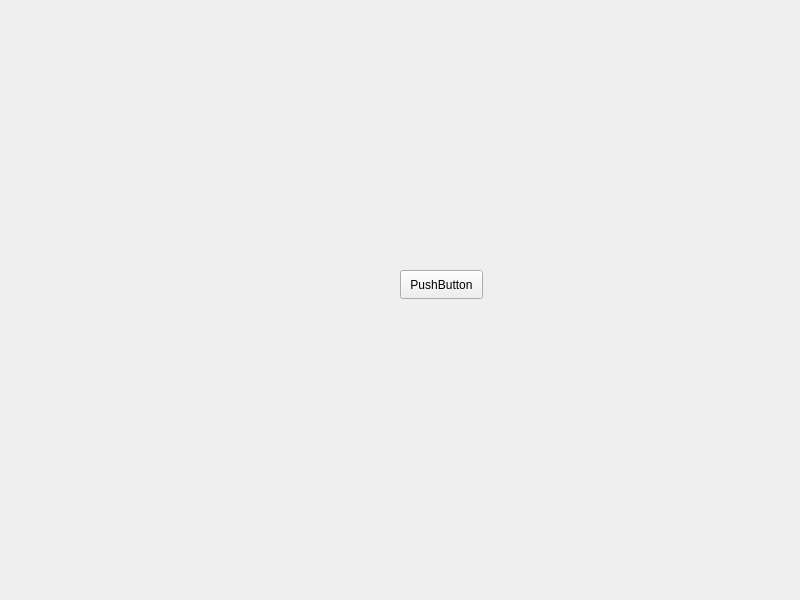
Before: the Qt Designer form form.ui in akiriik/painetesteri_hmi_raspi, drawn with Qt 5.
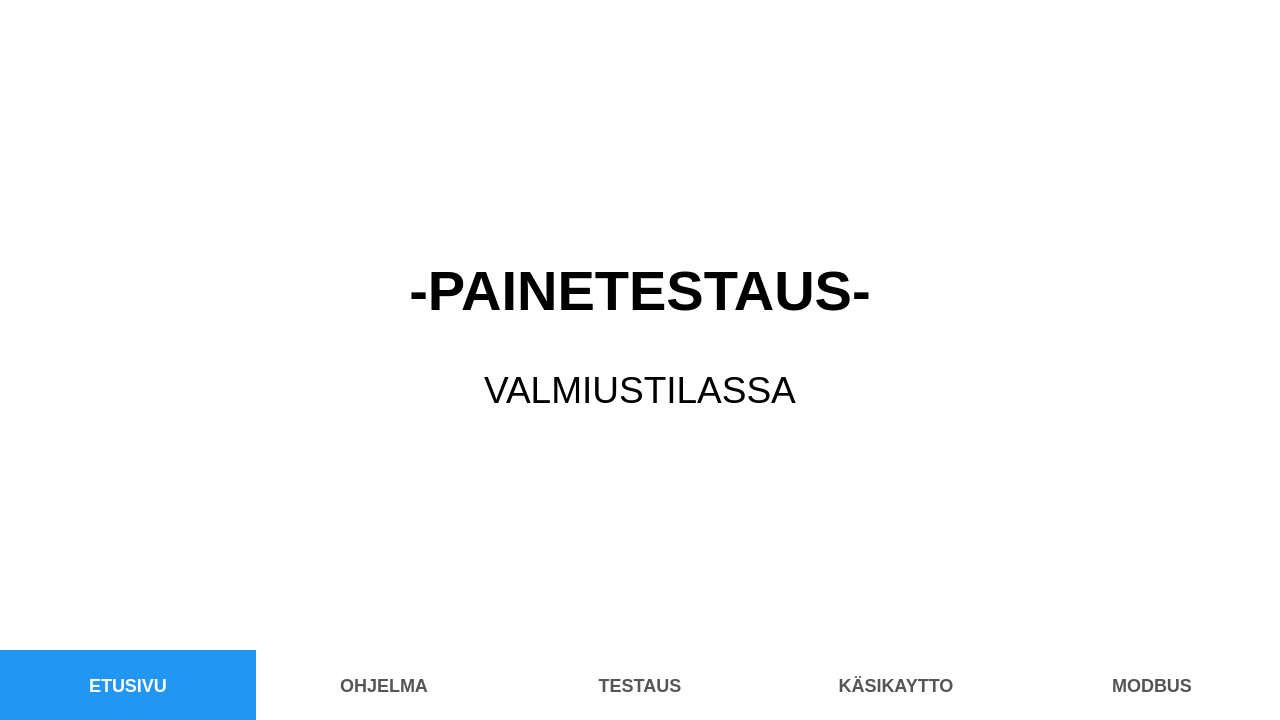
After: the same form once the commit is applied.

Patch:
```diff
--- a/form.ui
+++ b/form.ui
@@ -6,25 +6,173 @@
    <rect>
     <x>0</x>
     <y>0</y>
-    <width>800</width>
-    <height>600</height>
+    <width>1280</width>
+    <height>720</height>
    </rect>
   </property>
   <property name="windowTitle">
    <string>Widget</string>
   </property>
-  <widget class="QPushButton" name="pushButton">
+  <property name="styleSheet">
+   <string notr="true">background-color: white;</string>
+  </property>
+  <widget class="QFrame" name="contentFrame">
    <property name="geometry">
     <rect>
-     <x>400</x>
-     <y>270</y>
-     <width>83</width>
-     <height>29</height>
+     <x>0</x>
+     <y>0</y>
+     <width>1280</width>
+     <height>650</height>
     </rect>
    </property>
-   <property name="text">
-    <string>PushButton</string>
+   <property name="frameShape">
+    <enum>QFrame::NoFrame</enum>
    </property>
+   <property name="frameShadow">
+    <enum>QFrame::Raised</enum>
+   </property>
+   <widget class="QLabel" name="mainTitle">
+    <property name="geometry">
+     <rect>
+      <x>0</x>
+      <y>240</y>
+      <width>1280</width>
+      <height>100</height>
+     </rect>
+    </property>
+    <property name="font">
+     <font>
+      <pointsize>42</pointsize>
+      <bold>true</bold>
+     </font>
+    </property>
+    <property name="text">
+     <string>-PAINETESTAUS-</string>
+    </property>
+    <property name="alignment">
+     <set>Qt::AlignCenter</set>
+    </property>
+   </widget>
+   <widget class="QLabel" name="subtitle">
+    <property name="geometry">
+     <rect>
+      <x>0</x>
+      <y>360</y>
+      <width>1280</width>
+      <height>60</height>
+     </rect>
+    </property>
+    <property name="font">
+     <font>
+      <pointsize>28</pointsize>
+     </font>
+    </property>
+    <property name="text">
+     <string>VALMIUSTILASSA</string>
+    </property>
+    <property name="alignment">
+     <set>Qt::AlignCenter</set>
+    </property>
+   </widget>
+  </widget>
+  <widget class="QFrame" name="navBar">
+   <property name="geometry">
+    <rect>
+     <x>0</x>
+     <y>650</y>
+     <width>1280</width>
+     <height>70</height>
+    </rect>
+   </property>
+   <property name="styleSheet">
+    <string notr="true">background-color: white; border-top: 1px solid #dddddd;</string>
+   </property>
+   <property name="frameShape">
+    <enum>QFrame::NoFrame</enum>
+   </property>
+   <property name="frameShadow">
+    <enum>QFrame::Raised</enum>
+   </property>
+   <widget class="QPushButton" name="navButton0">
+    <property name="geometry">
+     <rect>
+      <x>0</x>
+      <y>0</y>
+      <width>256</width>
+      <height>70</height>
+     </rect>
+    </property>
+    <property name="styleSheet">
+     <string notr="true">background-color: #2196F3; color: white; border: none; font-weight: bold; font-size: 18px;</string>
+    </property>
+    <property name="text">
+     <string>ETUSIVU</string>
+    </property>
+   </widget>
+   <widget class="QPushButton" name="navButton1">
+    <property name="geometry">
+     <rect>
+      <x>256</x>
+      <y>0</y>
+      <width>256</width>
+      <height>70</height>
+     </rect>
+    </property>
+    <property name="styleSheet">
+     <string notr="true">background-color: white; color: #555555; border: none; font-weight: bold; font-size: 18px;</string>
+    </property>
+    <property name="text">
+     <string>OHJELMA</string>
+    </property>
+   </widget>
+   <widget class="QPushButton" name="navButton2">
+    <property name="geometry">
+     <rect>
+      <x>512</x>
+      <y>0</y>
+      <width>256</width>
+      <height>70</height>
+     </rect>
+    </property>
+    <property name="styleSheet">
+     <string notr="true">background-color: white; color: #555555; border: none; font-weight: bold; font-size: 18px;</string>
+    </property>
+    <property name="text">
+     <string>TESTAUS</string>
+    </property>
+   </widget>
+   <widget class="QPushButton" name="navButton3">
+    <property name="geometry">
+     <rect>
+      <x>768</x>
+      <y>0</y>
+      <width>256</width>
+      <height>70</height>
+     </rect>
+    </property>
+    <property name="styleSheet">
+     <string notr="true">background-color: white; color: #555555; border: none; font-weight: bold; font-size: 18px;</string>
+    </property>
+    <property name="text">
+     <string>KÄSIKAYTTO</string>
+    </property>
+   </widget>
+   <widget class="QPushButton" name="navButton4">
+    <property name="geometry">
+     <rect>
+      <x>1024</x>
+      <y>0</y>
+      <width>256</width>
+      <height>70</height>
+     </rect>
+    </property>
+    <property name="styleSheet">
+     <string notr="true">background-color: white; color: #555555; border: none; font-weight: bold; font-size: 18px;</string>
+    </property>
+    <property name="text">
+     <string>MODBUS</string>
+    </property>
+   </widget>
   </widget>
  </widget>
  <resources/>
```
Left out of the diff: 2 changed lines with no effect on the pictures.
